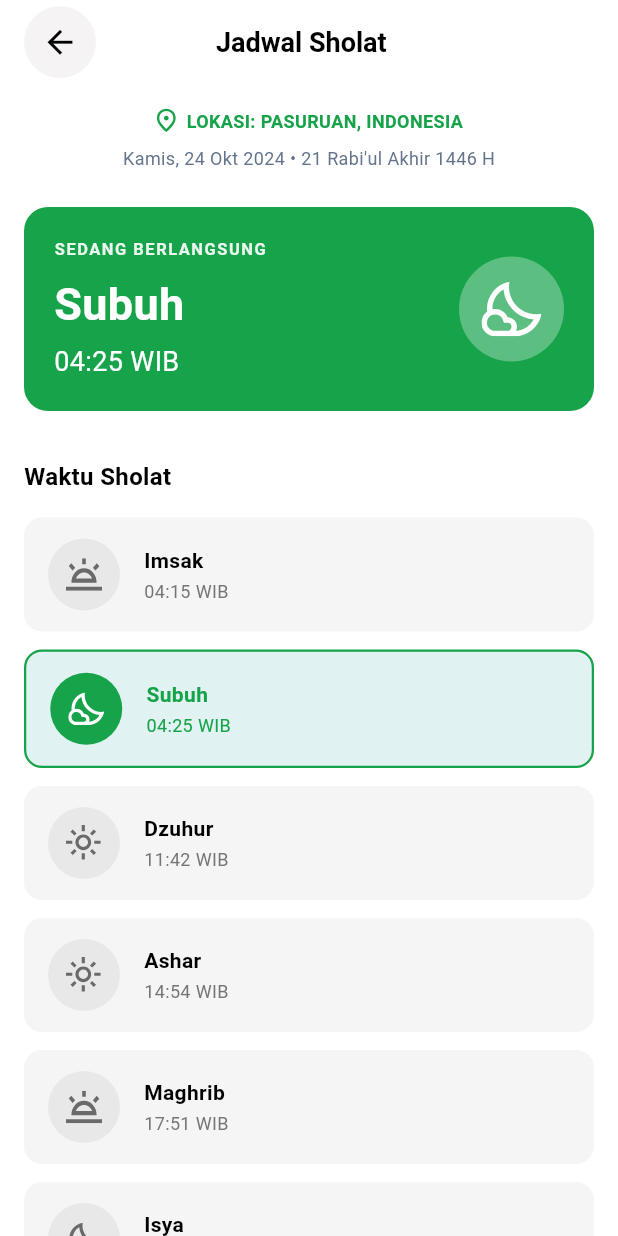
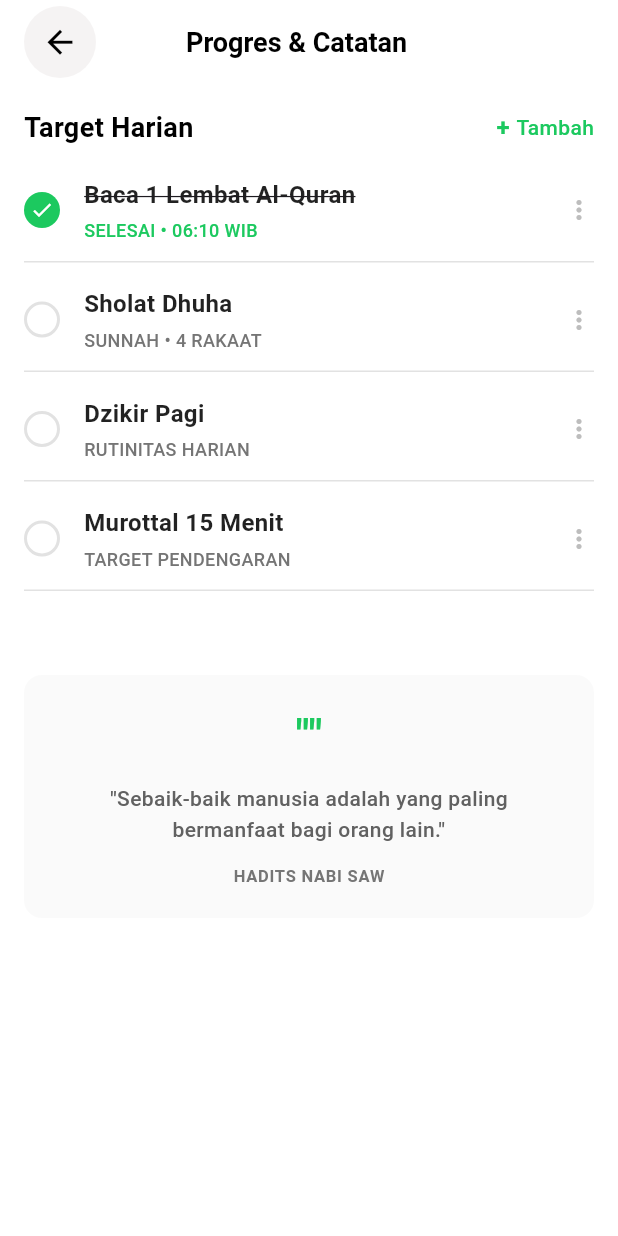
Before and after one commit to anampict/NgajiLeapps, a Flutter app: the screen it shows after launch, on a phone screen of 412 x 824 dp. Run offline on Flutter 3.47's test engine with Material 3 defaults, Android fonts, the phone set to English and light mode, and no system bars; our stand-ins replace flutter_svg; Roboto replaces fonts that are missing (Primary).

Commit message:
init catatan screen

```diff
--- a/lib/main.dart
+++ b/lib/main.dart
@@ -1,5 +1,6 @@
 import 'package:flutter/material.dart';
 import 'package:sm6aplikasiku/screens/SplashScreen.dart';
+import 'package:sm6aplikasiku/screens/catatan/CatatanScreen.dart';
 import 'package:sm6aplikasiku/screens/daftarsurah/BacaSurahScreen.dart';
 import 'package:sm6aplikasiku/screens/daftarsurah/DaftarSurahScreen.dart';
 import 'package:sm6aplikasiku/screens/dashboard/Homescreen.dart';
@@ -35,7 +36,7 @@ class MyApp extends StatelessWidget {
         // tested with just a hot reload.
         colorScheme: ColorScheme.fromSeed(seedColor: Colors.deepPurple),
       ),
-      home: const Jadwalsholatscreen(),
+      home: const Catatanscreen(),
     );
   }
 }
--- /dev/null
+++ b/lib/screens/catatan/CatatanScreen.dart
@@ -0,0 +1,351 @@
+import 'package:flutter/material.dart';
+
+class Catatanscreen extends StatefulWidget {
+  const Catatanscreen({super.key});
+
+  @override
+  State<Catatanscreen> createState() => _CatatanscreenState();
+}
+
+class _CatatanscreenState extends State<Catatanscreen> {
+  List<TargetHarian> targets = [
+    TargetHarian(
+      id: 1,
+      title: 'Baca 1 Lembat Al-Quran',
+      subtitle: 'SELESAI • 06:10 WIB',
+      isCompleted: true,
+    ),
+    TargetHarian(
+      id: 2,
+      title: 'Sholat Dhuha',
+      subtitle: 'SUNNAH • 4 RAKAAT',
+      isCompleted: false,
+    ),
+    TargetHarian(
+      id: 3,
+      title: 'Dzikir Pagi',
+      subtitle: 'RUTINITAS HARIAN',
+      isCompleted: false,
+    ),
+    TargetHarian(
+      id: 4,
+      title: 'Murottal 15 Menit',
+      subtitle: 'TARGET PENDENGARAN',
+      isCompleted: false,
+    ),
+  ];
+
+  void _toggleTarget(int index) {
+    setState(() {
+      targets[index].isCompleted = !targets[index].isCompleted;
+      if (targets[index].isCompleted) {
+        final now = DateTime.now();
+        targets[index].completedTime =
+            '${now.hour.toString().padLeft(2, '0')}:${now.minute.toString().padLeft(2, '0')} WIB';
+      } else {
+        targets[index].completedTime = null;
+      }
+    });
+  }
+
+  void _addNewTarget() {
+    showDialog(
+      context: context,
+      builder: (context) => AlertDialog(
+        title: const Text('Tambah Target Baru'),
+        content: Column(
+          mainAxisSize: MainAxisSize.min,
+          children: [
+            TextField(
+              decoration: InputDecoration(
+                hintText: 'Nama Target',
+                border: OutlineInputBorder(
+                  borderRadius: BorderRadius.circular(8),
+                ),
+              ),
+            ),
+            const SizedBox(height: 12),
+            TextField(
+              decoration: InputDecoration(
+                hintText: 'Deskripsi',
+                border: OutlineInputBorder(
+                  borderRadius: BorderRadius.circular(8),
+                ),
+              ),
+            ),
+          ],
+        ),
+        actions: [
+          TextButton(
+            onPressed: () => Navigator.pop(context),
+            child: const Text('Batal'),
+          ),
+          ElevatedButton(
+            onPressed: () {
+              Navigator.pop(context);
+              ScaffoldMessenger.of(context).showSnackBar(
+                const SnackBar(content: Text('Target baru ditambahkan')),
+              );
+            },
+            style: ElevatedButton.styleFrom(
+              backgroundColor: const Color(0xFF1CC95F),
+              shape: RoundedRectangleBorder(
+                borderRadius: BorderRadius.circular(8),
+              ),
+            ),
+            child: const Text('Tambah'),
+          ),
+        ],
+      ),
+    );
+  }
+
+  @override
+  Widget build(BuildContext context) {
+    return Scaffold(
+      backgroundColor: Colors.white,
+      appBar: AppBar(
+        backgroundColor: Colors.white,
+        elevation: 0,
+        centerTitle: true,
+        title: Row(
+          mainAxisAlignment: MainAxisAlignment.start,
+          children: [
+            Container(
+              decoration: BoxDecoration(
+                shape: BoxShape.circle,
+                color: const Color.fromARGB(255, 245, 243, 243),
+              ),
+              child: IconButton(
+                onPressed: () => Navigator.pop(context),
+                icon: const Icon(Icons.arrow_back),
+                color: Colors.black,
+                iconSize: 25,
+              ),
+            ),
+            const SizedBox(width: 60),
+            const Text(
+              'Progres & Catatan',
+              style: TextStyle(
+                fontFamily: 'Primary',
+                fontSize: 18,
+                fontWeight: FontWeight.w700,
+                color: Colors.black,
+              ),
+            ),
+          ],
+        ),
+      ),
+      body: SingleChildScrollView(
+        child: Padding(
+          padding: const EdgeInsets.all(16.0),
+          child: Column(
+            crossAxisAlignment: CrossAxisAlignment.start,
+            children: [
+              Row(
+                mainAxisAlignment: MainAxisAlignment.spaceBetween,
+                children: [
+                  Text(
+                    "Target Harian",
+                    style: TextStyle(
+                      fontWeight: FontWeight.w700,
+                      fontSize: 18,
+                      color: Colors.black,
+                      fontFamily: 'Primary',
+                    ),
+                  ),
+                  GestureDetector(
+                    onTap: _addNewTarget,
+                    child: Row(
+                      children: [
+                        const Text(
+                          '+ ',
+                          style: TextStyle(
+                            fontSize: 16,
+                            fontWeight: FontWeight.w700,
+                            color: Color(0xFF1CC95F),
+                          ),
+                        ),
+                        const Text(
+                          'Tambah',
+                          style: TextStyle(
+                            fontSize: 14,
+                            fontWeight: FontWeight.w500,
+                            color: Color(0xFF1CC95F),
+                            fontFamily: 'Primary',
+                          ),
+                        ),
+                      ],
+                    ),
+                  ),
+                ],
+              ),
+              const SizedBox(height: 20),
+              ListView.builder(
+                shrinkWrap: true,
+                physics: const NeverScrollableScrollPhysics(),
+                itemCount: targets.length,
+                itemBuilder: (context, index) {
+                  final target = targets[index];
+                  return Padding(
+                    padding: const EdgeInsets.only(bottom: 16.0),
+                    child: Container(
+                      decoration: BoxDecoration(
+                        border: Border(
+                          bottom: BorderSide(
+                            color: Colors.grey.withOpacity(0.3),
+                            width: 1,
+                          ),
+                        ),
+                      ),
+                      child: Padding(
+                        padding: const EdgeInsets.only(bottom: 12.0),
+                        child: Row(
+                          children: [
+                            GestureDetector(
+                              onTap: () => _toggleTarget(index),
+                              child: Container(
+                                width: 24,
+                                height: 24,
+                                decoration: BoxDecoration(
+                                  shape: BoxShape.circle,
+                                  border: target.isCompleted
+                                      ? null
+                                      : Border.all(
+                                          color: Colors.grey.withOpacity(0.3),
+                                          width: 2,
+                                        ),
+                                  color: target.isCompleted
+                                      ? const Color(0xFF1CC95F)
+                                      : Colors.transparent,
+                                ),
+                                child: target.isCompleted
+                                    ? const Icon(
+                                        Icons.check,
+                                        color: Colors.white,
+                                        size: 16,
+                                      )
+                                    : null,
+                              ),
+                            ),
+                            const SizedBox(width: 16),
+                            Expanded(
+                              child: Column(
+                                crossAxisAlignment: CrossAxisAlignment.start,
+                                children: [
+                                  Text(
+                                    target.title,
+                                    style: TextStyle(
+                                      fontFamily: 'Primary',
+                                      fontSize: 16,
+                                      fontWeight: FontWeight.w600,
+                                      color: Colors.black87,
+                                      decoration: target.isCompleted
+                                          ? TextDecoration.lineThrough
+                                          : TextDecoration.none,
+                                    ),
+                                  ),
+                                  const SizedBox(height: 4),
+                                  Text(
+                                    target.isCompleted &&
+                                            target.completedTime != null
+                                        ? target.completedTime!
+                                        : target.subtitle,
+                                    style: TextStyle(
+                                      fontFamily: 'Primary',
+                                      fontSize: 12,
+                                      fontWeight: FontWeight.w500,
+                                      color: target.isCompleted
+                                          ? const Color(0xFF1CC95F)
+                                          : Colors.grey[600],
+                                    ),
+                                  ),
+                                ],
+                              ),
+                            ),
+                            GestureDetector(
+                              onTap: () {
+                                // Menu untuk edit/hapus
+                              },
+                              child: Icon(
+                                Icons.more_vert,
+                                color: Colors.grey[400],
+                                size: 20,
+                              ),
+                            ),
+                          ],
+                        ),
+                      ),
+                    ),
+                  );
+                },
+              ),
+              const SizedBox(height: 40),
+              Container(
+                width: double.infinity,
+                padding: const EdgeInsets.all(20),
+                decoration: BoxDecoration(
+                  color: Colors.grey[50],
+                  borderRadius: BorderRadius.circular(12),
+                ),
+                child: Column(
+                  children: [
+                    Text(
+                      '""',
+                      style: TextStyle(
+                        fontFamily: 'Primary',
+                        fontSize: 28,
+                        fontWeight: FontWeight.w700,
+                        color: const Color(0xFF1CC95F),
+                      ),
+                    ),
+                    const SizedBox(height: 12),
+                    Text(
+                      '"Sebaik-baik manusia adalah yang paling\nbermanfaat bagi orang lain."',
+                      textAlign: TextAlign.center,
+                      style: TextStyle(
+                        fontFamily: 'Primary',
+                        fontSize: 14,
+                        fontWeight: FontWeight.w500,
+                        color: Colors.grey[700],
+                        height: 1.5,
+                      ),
+                    ),
+                    const SizedBox(height: 12),
+                    Text(
+                      'HADITS NABI SAW',
+                      style: TextStyle(
+                        fontFamily: 'Primary',
+                        fontSize: 11,
+                        fontWeight: FontWeight.w600,
+                        color: Colors.grey[600],
+                        letterSpacing: 0.5,
+                      ),
+                    ),
+                  ],
+                ),
+              ),
+              const SizedBox(height: 20),
+            ],
+          ),
+        ),
+      ),
+    );
+  }
+}
+
+class TargetHarian {
+  int id;
+  String title;
+  String subtitle;
+  bool isCompleted;
+  String? completedTime;
+
+  TargetHarian({
+    required this.id,
+    required this.title,
+    required this.subtitle,
+    required this.isCompleted,
+    this.completedTime,
+  });
+}
```
